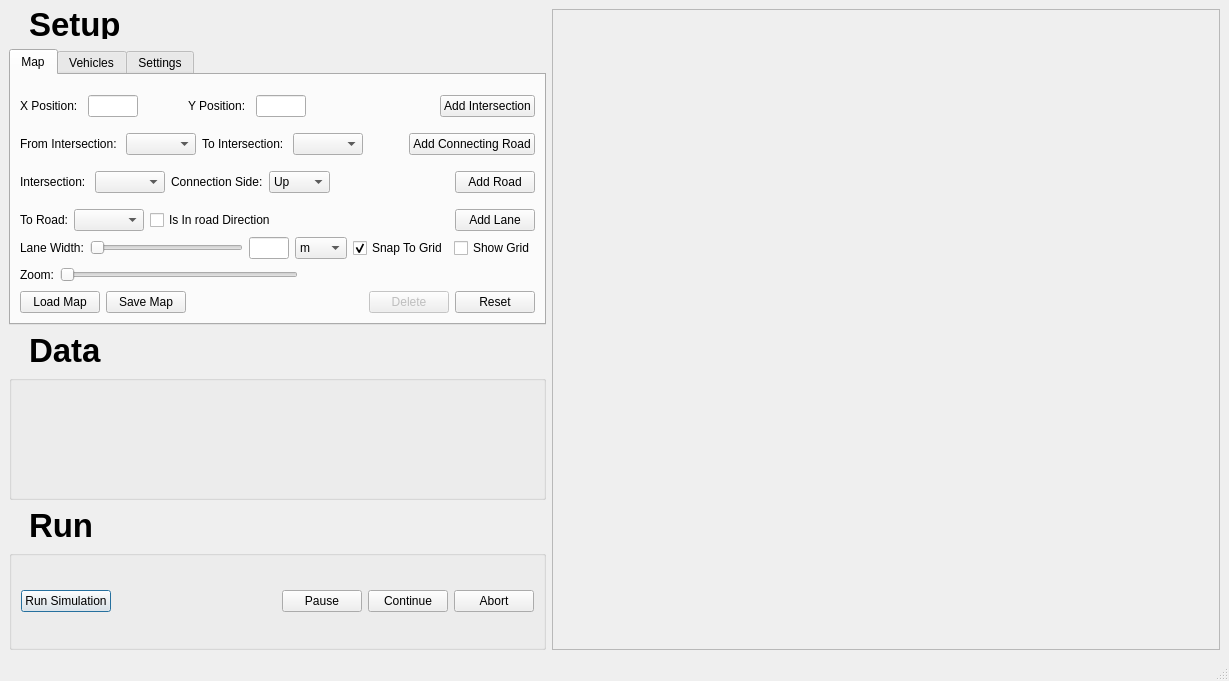
First picture: the form in src/UI/mainwindow.ui, repository samuelarbibe/ai-tms, before the edit.
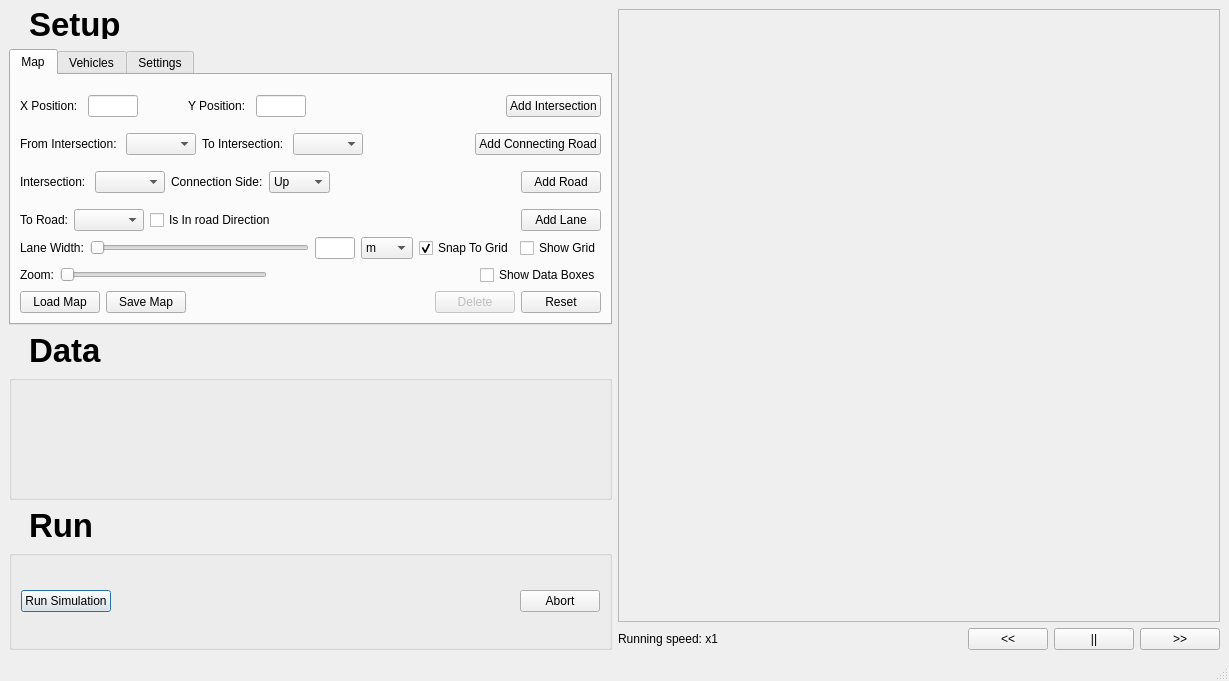
Second picture: the form after the edit.

Commit message: Speed Control added.

Patch:
```diff
--- a/src/UI/mainwindow.ui
+++ b/src/UI/mainwindow.ui
@@ -26,10 +26,10 @@
    <string>MainWindow</string>
   </property>
   <widget class="QWidget" name="centralwidget">
-   <layout class="QGridLayout" name="gridLayout_5">
-    <item row="0" column="0">
      <layout class="QGridLayout" name="gridLayout_4">
       <item row="0" column="0">
+     <layout class="QHBoxLayout" name="horizontalLayout_20">
+      <item>
        <layout class="QVBoxLayout" name="verticalLayout">
         <property name="spacing">
          <number>10</number>
@@ -510,6 +510,22 @@
                   </property>
                  </spacer>
                 </item>
+                <item>
+                 <widget class="QCheckBox" name="ShowDataBoxesCheckBox">
+                  <property name="enabled">
+                   <bool>true</bool>
+                  </property>
+                  <property name="text">
+                   <string>Show Data Boxes</string>
+                  </property>
+                  <property name="checkable">
+                   <bool>true</bool>
+                  </property>
+                  <property name="checked">
+                   <bool>false</bool>
+                  </property>
+                 </widget>
+                </item>
                </layout>
               </item>
               <item>
@@ -980,20 +996,6 @@
                </property>
               </spacer>
              </item>
-             <item>
-              <widget class="QPushButton" name="pushButton_18">
-               <property name="text">
-                <string>Pause</string>
-               </property>
-              </widget>
-             </item>
-             <item>
-              <widget class="QPushButton" name="pushButton_19">
-               <property name="text">
-                <string>Continue</string>
-               </property>
-              </widget>
-             </item>
              <item>
               <widget class="QPushButton" name="pushButton_20">
                <property name="text">
@@ -1008,7 +1010,9 @@
         </item>
        </layout>
       </item>
-      <item row="0" column="1">
+      <item>
+       <layout class="QVBoxLayout" name="verticalLayout_4">
+        <item>
        <widget class="QFrame" name="SimulatorFrame">
         <property name="sizePolicy">
          <sizepolicy hsizetype="Preferred" vsizetype="Preferred">
@@ -1029,6 +1033,53 @@
          <enum>QFrame::Raised</enum>
         </property>
        </widget>
+        </item>
+        <item>
+         <layout class="QHBoxLayout" name="horizontalLayout_19">
+          <item>
+           <widget class="QLabel" name="RunningSpeedLabel">
+            <property name="text">
+             <string>Running speed: x1</string>
+            </property>
+           </widget>
+          </item>
+          <item>
+           <spacer name="horizontalSpacer_16">
+            <property name="orientation">
+             <enum>Qt::Horizontal</enum>
+            </property>
+            <property name="sizeHint" stdset="0">
+             <size>
+              <width>40</width>
+              <height>20</height>
+             </size>
+            </property>
+           </spacer>
+          </item>
+          <item>
+           <widget class="QPushButton" name="SlowerButton">
+            <property name="text">
+             <string>&lt;&lt;</string>
+            </property>
+           </widget>
+          </item>
+          <item>
+           <widget class="QPushButton" name="PauseButton">
+            <property name="text">
+             <string>||</string>
+            </property>
+           </widget>
+          </item>
+          <item>
+           <widget class="QPushButton" name="FasterButton">
+            <property name="text">
+             <string>&gt;&gt;</string>
+            </property>
+           </widget>
+          </item>
+         </layout>
+        </item>
+       </layout>
       </item>
      </layout>
     </item>
```
Lines whose indentation alone changed are shown as unchanged. The commit also changes 9 other files.
